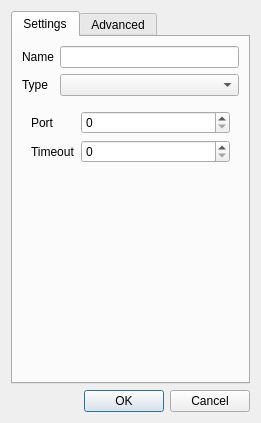
Qt form src/server/gui/dialogs/server_dialogport.ui (serhmarch/ModbusTools) before a commit.
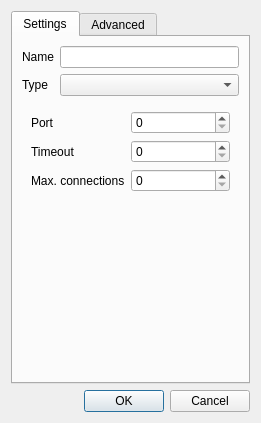
The same form after that commit. The open tabs and pages were chosen to show the change.

Commit message: Added setting 'Max Connections' for max simultanious TCP server connections

Patch:
```diff
--- a/src/server/gui/dialogs/server_dialogport.ui
+++ b/src/server/gui/dialogs/server_dialogport.ui
@@ -188,6 +188,20 @@
              </property>
             </widget>
            </item>
+           <item row="2" column="1">
+            <widget class="QSpinBox" name="spMaxConn">
+             <property name="maximum">
+              <number>1000000000</number>
+             </property>
+            </widget>
+           </item>
+           <item row="2" column="0">
+            <widget class="QLabel" name="label_27">
+             <property name="text">
+              <string>Max. connections</string>
+             </property>
+            </widget>
+           </item>
           </layout>
          </widget>
         </widget>
```
Left out of the diff: 2 changed lines with no effect on the pictures. The commit also changes 22 other files.
